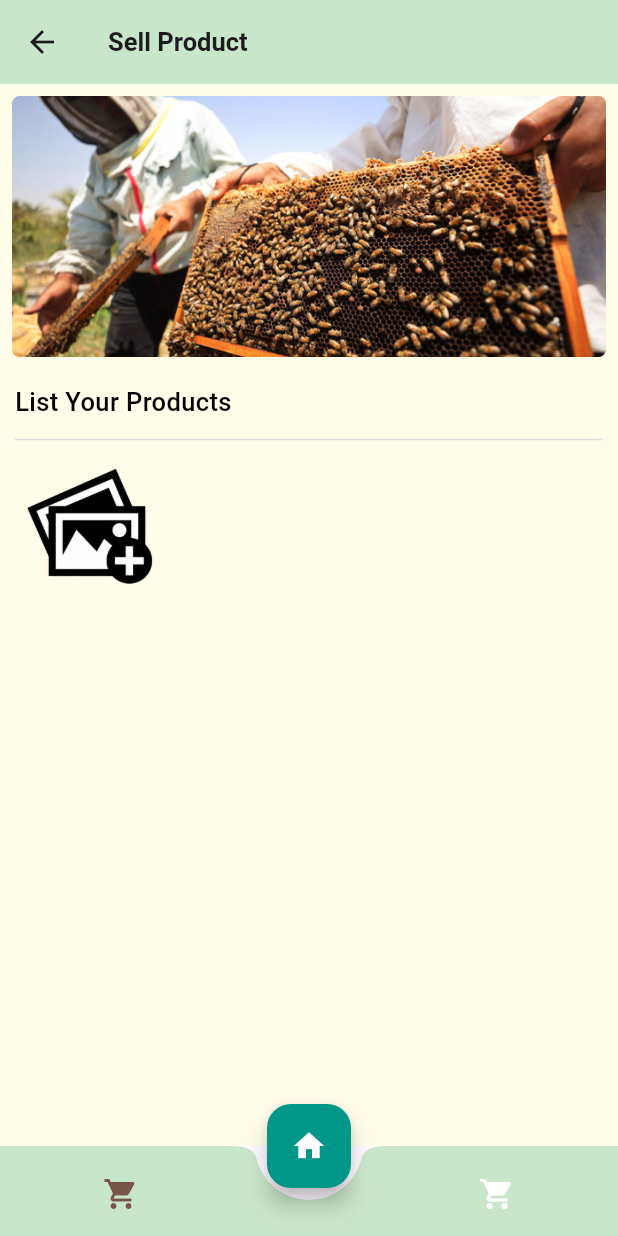
After one commit to Soujanyarashmie/agronomist_partner, a Flutter app: the MainPage screen opened by its route, after a tap on "Sell Products", on a phone screen of 412 x 824 dp. The commit adds this screen. Run offline on Flutter 3.47's test engine with Material 3 defaults, Android fonts, the phone set to English and light mode, and no system bars; drawn by our look-alikes of carousel_slider; our stand-ins replace cloud_firestore, firebase_auth, firebase_core, go_router, google_sign_in; accounts and stored records are empty; network calls fail.

Commit message:
sell product will firebase connection

```diff
--- a/lib/backend/go_router.dart
+++ b/lib/backend/go_router.dart
@@ -1,6 +1,10 @@
-import 'package:agronomist_partner/pages/homepage.dart';
+import 'package:agronomist_partner/pages/listedproducts.dart';
+import 'package:agronomist_partner/pages/productadding.dart';
+import 'package:agronomist_partner/pages/sellproduct.dart';
+import 'package:agronomist_partner/pages/location.dart';
 import 'package:agronomist_partner/pages/login.dart';
 import 'package:agronomist_partner/pages/mainpage.dart';
+import 'package:agronomist_partner/pages/profilemenu.dart';
 import 'package:agronomist_partner/pages/profilepage.dart';
 import 'package:agronomist_partner/pages/splashscreen.dart';
 import 'package:flutter/material.dart';
@@ -14,12 +18,16 @@ final GoRouter router = GoRouter(initialLocation: '/splashscreen', routes: [
   GoRoute(
     path: '/homepage',
     builder: (BuildContext context, GoRouterState state) {
-      return ProductUploadPage();
+      return Sellproduct();
     },
   ),
   GoRoute(
     path: '/loginpage',
     builder: (context, state) => LoginPage(),
+  ),
+  GoRoute(
+    path: '/location',
+    builder: (context, state) => Location(),
   ),
   GoRoute(
     path: '/profilepage',
@@ -29,4 +37,20 @@ final GoRouter router = GoRouter(initialLocation: '/splashscreen', routes: [
     path: '/mainpage',
     builder: (context, state) => MainPage(),
   ),
+   GoRoute(
+    path: '/profilemenu',
+    builder: (context, state) => ProfileMenu(),
+  ),
+   GoRoute(
+    path: '/listedproduct',
+    builder: (context, state) => ProductListPage(),
+  ),
+   GoRoute(
+    path: '/sellproduct',
+    builder: (context, state) => Sellproduct(),
+  ),
+   GoRoute(
+    path: '/productupload',
+    builder: (context, state) => ProductUploadPage(),
+  ),
 ]);
--- /dev/null
+++ b/lib/components/bottomappbar.dart
@@ -0,0 +1,48 @@
+import 'package:agronomist_partner/backend/go_router.dart';
+import 'package:flutter/material.dart';
+import 'package:go_router/go_router.dart';
+
+class LowerBottomAppBar extends StatefulWidget {
+  const LowerBottomAppBar({super.key});
+
+  @override
+  _LowerBottomAppBarState createState() => _LowerBottomAppBarState();
+}
+
+class _LowerBottomAppBarState extends State<LowerBottomAppBar> {
+  int _selectedIndex = 0;
+
+  void _onItemTapped(int index) {
+    setState(() {
+      _selectedIndex = index;
+    });
+  }
+
+  @override
+  Widget build(BuildContext context) {
+    return BottomAppBar(
+      height: 60,
+      color: Colors.green[100],
+      shape: const CircularNotchedRectangle(),
+      notchMargin: 8.0,
+      child: Row(
+        mainAxisAlignment: MainAxisAlignment.spaceAround,
+        children: <Widget>[
+          IconButton(
+            icon: Icon(Icons.shopping_cart,
+                color: _selectedIndex == 0 ? Colors.brown[500] : Colors.white),
+            onPressed: () => _onItemTapped(0),
+          ),
+          const SizedBox(width: 40), // Space for FAB
+          IconButton(
+            icon: Icon(Icons.shopping_cart,
+                color: _selectedIndex == 1 ? Colors.brown[500] : Colors.white),
+            onPressed: () {
+              context.push('/listedproduct');
+            }
+          ),
+        ],
+      ),
+    );
+  }
+}
--- /dev/null
+++ b/lib/pages/listedproducts.dart
@@ -0,0 +1,178 @@
+// import 'package:agronomist_partner/pages/login.dart';
+// import 'package:flutter/material.dart';
+// import 'package:cloud_firestore/cloud_firestore.dart';
+// import 'package:agronomist_partner/components/bottomappbar.dart';
+// import 'package:carousel_slider/carousel_slider.dart';
+// import 'package:go_router/go_router.dart';
+
+// class Listedproducts extends StatefulWidget {
+//   @override
+//   _ProductsPageState createState() => _ProductsPageState();
+// }
+
+// class _ProductsPageState extends State<Listedproducts> {
+//   final UserData userData = UserData();
+
+//   // Stream builder method to listen to product updates
+//   Stream<List<DocumentSnapshot>> streamProducts() {
+//     return FirebaseFirestore.instance
+//         .collection('users/${userData.email}/products')
+//         .snapshots()
+//         .map((snapshot) {
+//           print("Number of products fetched: ${snapshot.docs.length}");
+//           return snapshot.docs;
+//         });
+//   }
+
+//   @override
+//   Widget build(BuildContext context) {
+//     return Scaffold(
+//       appBar: AppBar(
+//         title: Text('Products List'),
+//         backgroundColor: Colors.green[100],
+//       ),
+//       body: StreamBuilder<List<DocumentSnapshot>>(
+//         stream: streamProducts(),
+//         builder: (context, snapshot) {
+//           if (snapshot.connectionState == ConnectionState.waiting) {
+//             return Center(child: CircularProgressIndicator());
+//           } else if (snapshot.hasError) {
+//             return Center(child: Text("Error: ${snapshot.error}"));
+//           } else if (snapshot.hasData && snapshot.data!.isNotEmpty) {
+//             return ListView.builder(
+//               itemCount: snapshot.data!.length,
+//               itemBuilder: (context, index) {
+//                 var product = snapshot.data![index].data() as Map<String, dynamic>;
+//                 return ListTile(
+//                   leading: Icon(Icons.store),
+//                   title: Text(product['name'] ?? 'No name provided'),
+//                   subtitle: Text(product['description'] ?? 'No description provided'),
+//                   trailing: Text('\$${product['price'] ?? 'Price not available'}'),
+//                 );
+//               },
+//             );
+//           } else {
+//             return Container(
+//               color: Colors.yellow[50],
+//               child: Center(
+//                 child: Column(
+//                   mainAxisSize: MainAxisSize.min,
+//                   children: [
+//                     Image.asset('assets/images/bag.png', width: 200, height: 200),
+//                     const Text(
+//                       'Your Product is Empty',
+//                       style: TextStyle(fontSize: 16, fontWeight: FontWeight.bold, color: Colors.black),
+//                     ),
+//                   ],
+//                 ),
+//               ),
+//             );
+//           }
+//         },
+//       ),
+//       bottomNavigationBar: const LowerBottomAppBar(),
+//       floatingActionButton: FloatingActionButton(
+//         onPressed: () {
+//           context.push('/sellproduct');
+//         },
+//         backgroundColor: Colors.teal,
+//         child: const Icon(Icons.add, color: Colors.white),
+//       ),
+//       floatingActionButtonLocation: FloatingActionButtonLocation.centerDocked,
+//     );
+//   }
+// }
+
+import 'package:agronomist_partner/pages/login.dart';
+import 'package:cloud_firestore/cloud_firestore.dart';
+import 'package:flutter/material.dart';
+import 'package:firebase_auth/firebase_auth.dart';
+
+class ProductListPage extends StatefulWidget {
+  @override
+  _ProductListPageState createState() => _ProductListPageState();
+}
+
+class _ProductListPageState extends State<ProductListPage> {
+  final UserData userData = UserData();
+  final FirebaseAuth _auth = FirebaseAuth.instance;
+  final FirebaseFirestore _firestore = FirebaseFirestore.instance;
+Stream<List<Product>> readProducts() {
+  final user = _auth.currentUser;
+  if (user == null || user.email == null) {
+    throw FirebaseAuthException(
+      code: 'ERROR_NO_USER',
+      message: 'No user logged in or email missing',
+    );
+  }
+
+  String sanitizedEmail = user.email!.replaceAll('.', ',');
+  print('Querying Firestore with sanitized email: $sanitizedEmail'); // Debug line to check the email format
+  return _firestore
+      .collection('user_products')
+      .doc(sanitizedEmail)
+      .collection('products')
+      .snapshots()
+      .map((snapshot) =>
+          snapshot.docs.map((doc) => Product.fromSnapshot(doc)).toList());
+}
+
+
+  @override
+  Widget build(BuildContext context) {
+    return Scaffold(
+      appBar: AppBar(
+        title: Text('My Products'),
+        backgroundColor: Colors.green[100],
+      ),
+      body: StreamBuilder<List<Product>>(
+        stream: readProducts(),
+        builder: (context, snapshot) {
+          if (snapshot.connectionState == ConnectionState.waiting) {
+            return Center(child: CircularProgressIndicator());
+          } else if (snapshot.hasError) {
+            return Center(child: Text('Error: ${snapshot.error}'));
+          } else if (snapshot.hasData) {
+            final products = snapshot.data!;
+            return ListView.builder(
+              itemCount: products.length,
+              itemBuilder: (context, index) {
+                return ListTile(
+                  title: Text(products[index].name),
+                  subtitle: Text(products[index].description),
+                  trailing: Text('\$${products[index].price.toStringAsFixed(2)}'),
+                );
+              },
+            );
+          } else {
+            return Center(child: Text('No products found'));
+          }
+        },
+      ),
+    );
+  }
+}
+
+class Product {
+  final String name;
+  final String description;
+  final double price;
+  final DocumentReference reference;
+
+  Product({
+    required this.name,
+    required this.description,
+    required this.price,
+    required this.reference,
+  });
+
+  factory Product.fromSnapshot(DocumentSnapshot snapshot) {
+    final data = snapshot.data() as Map<String, dynamic>;
+    return Product(
+      name: data['name'],
+      description: data['description'],
+      price: data['price'],
+      reference: snapshot.reference,
+    );
+  }
+}
--- a/lib/pages/mainpage.dart
+++ b/lib/pages/mainpage.dart
@@ -1,4 +1,7 @@
+import 'package:agronomist_partner/backend/go_router.dart';
+import 'package:agronomist_partner/pages/login.dart';
 import 'package:flutter/material.dart';
+import 'package:go_router/go_router.dart';
 
 class MainPage extends StatelessWidget {
   @override
@@ -10,19 +13,35 @@ class MainPage extends StatelessWidget {
         children: [
           SearchBarWidget(),
           SizedBox(height: 25),
-          ContainerWidget(
-              imagePath: "assets/images/buyproduct.jpg", label: "Buy Products"),
+          InkWell(
+            onTap: () {
+
+            },
+            child: ContainerWidget(
+              imagePath: "assets/images/buyproduct.jpg",
+              label: "Buy Products"
+            ),
+          ),
           SizedBox(height: 30),
-          ContainerWidget(
+          InkWell(
+            onTap: () {
+            context.push('/homepage');
+
+            },
+            child: ContainerWidget(
               imagePath: "assets/images/sellproduct.jpg",
-              label: "Sell Products"),
+              label: "Sell Products"
+            ),
+          ),
         ],
       ),
     );
   }
 }
 
+
 class CustomAppBar extends StatelessWidget implements PreferredSizeWidget {
+  final UserData userData = UserData();
   @override
   Widget build(BuildContext context) {
     return ClipRRect(
@@ -55,11 +74,17 @@ class CustomAppBar extends StatelessWidget implements PreferredSizeWidget {
           ],
         ),
         actions: [
-          CircleAvatar(
-            backgroundImage: AssetImage("assets/profile_image.png"),
-          ),
-          SizedBox(width: 10),
-        ],
+  InkWell(
+    onTap: () {
+      context.push('/profilemenu');
+    },
+    child: CircleAvatar(
+      backgroundImage: NetworkImage(userData.imageUrl),
+    ),
+  ),
+  SizedBox(width: 10),
+]
+
       ),
     );
   }
@@ -113,19 +138,20 @@ class ContainerWidget extends StatelessWidget {
           ),
         ),
         Positioned(
-          top: 10,
+          top: 5,
           child: Container(
             padding: EdgeInsets.symmetric(horizontal: 10, vertical: 5),
-            decoration: BoxDecoration(
-              color: Colors.white.withOpacity(0.2),
-              borderRadius: BorderRadius.circular(10),
-            ),
+            // decoration: BoxDecoration(
+            //   color: Colors.white.withOpacity(0.2),
+            //   borderRadius: BorderRadius.circular(10),
+            // ),
             child: Text(
               label,
               style: TextStyle(
                 color: Colors.brown[600],
-                fontWeight: FontWeight.bold,
-                fontSize: 16,
+                fontWeight: FontWeight.w700,
+                fontStyle: FontStyle.normal,
+                fontSize: 15,
               ),
             ),
           ),
--- /dev/null
+++ b/lib/pages/sellproduct.dart
@@ -0,0 +1,99 @@
+
+import 'package:agronomist_partner/components/bottomappbar.dart';
+import 'package:flutter/material.dart';
+import 'package:carousel_slider/carousel_slider.dart';
+import 'package:go_router/go_router.dart';
+
+class Sellproduct extends StatelessWidget {
+  final List<String> imageUrls = [
+    'assets/images/honey.jpg',
+    'assets/images/cotton.jpg',
+    'assets/images/mills.jpg',
+  ];
+
+  @override
+  Widget build(BuildContext context) {
+    return Scaffold(
+      appBar: AppBar(
+        title: const Text(
+          'Sell Product',
+          style: TextStyle(fontSize: 17, fontWeight: FontWeight.w700),
+        ),
+        backgroundColor: Colors.green[100],
+      ),
+      body: Container(
+        color: Colors.yellow[50], // Set the color for the entire body background
+        child: Column(
+          children: [
+            CarouselSlider(
+              options: CarouselOptions(
+                height: 190,
+                autoPlay: true,
+                enlargeCenterPage: true,
+                viewportFraction: 1.0, // Ensures images stretch to fill the space
+              ),
+              items: imageUrls.map((url) {
+                return Container(
+                  margin: const EdgeInsets.all(8.0),
+                  decoration: BoxDecoration(
+                    borderRadius: BorderRadius.circular(12),
+                  ),
+                  child: ClipRRect(
+                    borderRadius: BorderRadius.circular(5),
+                    child: Image.asset(url,
+                        fit: BoxFit.cover, width: double.infinity),
+                  ),
+                );
+              }).toList(),
+            ),
+          Expanded(
+  child: Container(
+    alignment: Alignment.topLeft, // Aligns the child to the top left
+    padding: EdgeInsets.all(10.0), // Add padding around the content
+    child: Column(
+      crossAxisAlignment: CrossAxisAlignment.start, // Aligns children to the start of the column (left)
+      children: [
+        Text(
+          "List Your Products",
+          style: TextStyle(
+            fontSize: 17.0, // Adjust the font size as needed
+            fontWeight: FontWeight.w500, // Set the font weight to medium
+            color: Colors.black, // Set the text color to black
+          ),
+        ),
+        SizedBox(height: 5,),
+        Divider(color:Colors.grey[300],),
+        // Space between text and image
+        GestureDetector(
+  onTap: () {
+    context.push('/productupload');
+    // Handle the tap event here
+    print('Image Tapped!'); // Example action: printing to console
+  },
+  child: Image.asset(
+    'assets/images/addmore1.png', // Ensure this path is correct
+    width: 100,
+    height: 100,
+  ),
+)
+
+      ],
+    ),
+  ),
+)
+
+          ],
+        ),
+      ),
+      bottomNavigationBar: const LowerBottomAppBar(),
+      floatingActionButton: FloatingActionButton(
+        onPressed: () {
+          context.push('/sellproduct');
+        },
+        backgroundColor: Colors.teal,
+        child: const Icon(Icons.home, color: Colors.white),
+      ),
+      floatingActionButtonLocation: FloatingActionButtonLocation.centerDocked,
+    );
+  }
+}
--- a/pubspec.yaml
+++ b/pubspec.yaml
@@ -43,6 +43,7 @@ dependencies:
   flutter_localization: ^0.3.1
   google_sign_in: ^6.2.2
   firebase_auth: ^5.4.1
+  carousel_slider: ^5.0.0
 
 dev_dependencies:
   flutter_test:
```
Also changed, not shown: lib/pages/location.dart (added, +52 -0 lines), lib/pages/login.dart (+10 -8 lines), lib/pages/productadding.dart (renamed from lib/pages/homepage.dart, +23 -20 lines), lib/pages/profilemenu.dart (added, +118 -0 lines), assets/images/add.jpeg (added), assets/images/addmore.png (added), assets/images/addmore1.png (added), assets/images/bag.png (added), assets/images/click.webp (added), assets/images/cotton.jpg (added), assets/images/honey.jpg (added), assets/images/indiamap.jpg (added), assets/images/mills.jpg (added), assets/images/pngaaa.com-791766.png (added), 1 more files.
